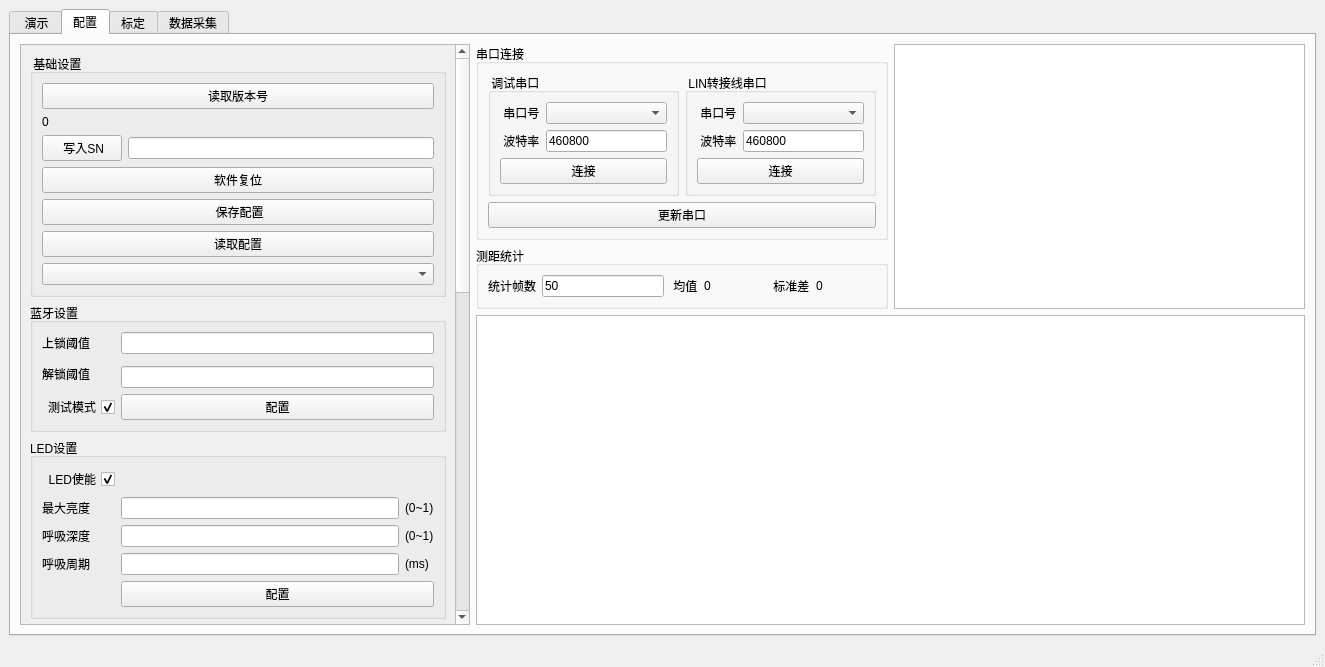
wood1139/trunk_door_demo, file mainwindow.ui: the form before one commit.
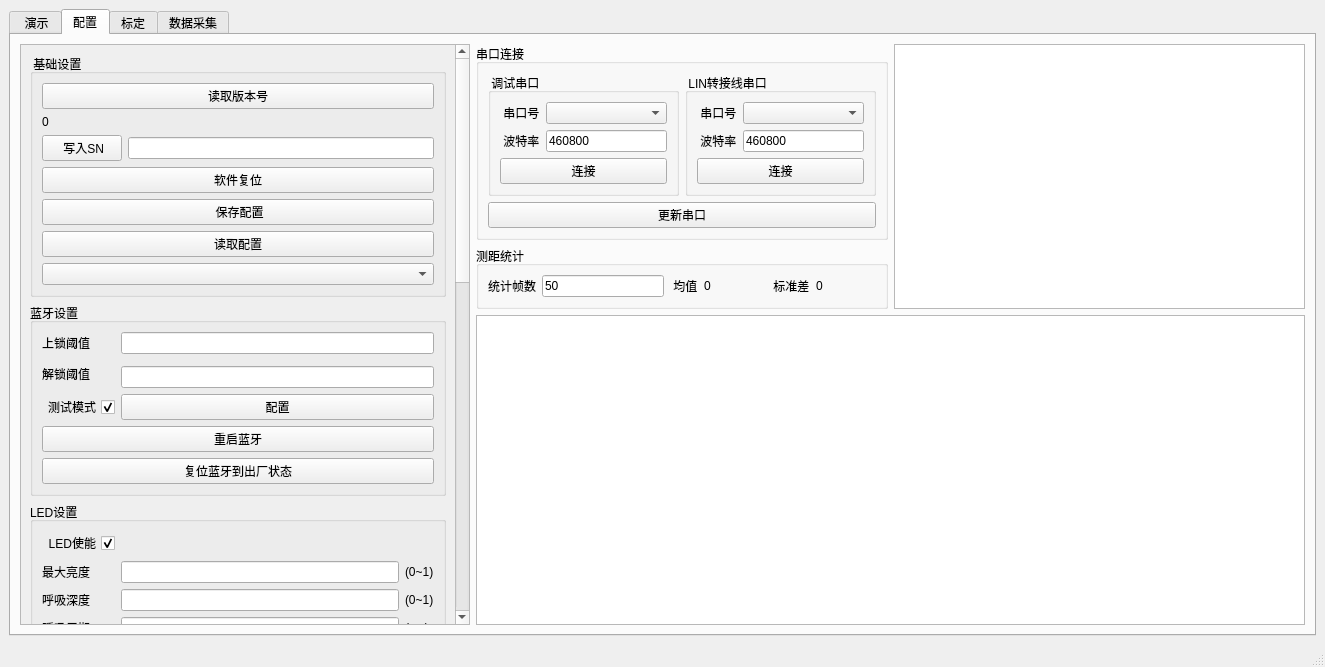
The form after the commit. Custom widgets are drawn as their Qt base class.

```diff
--- a/mainwindow.ui
+++ b/mainwindow.ui
@@ -11,7 +11,7 @@
    </rect>
   </property>
   <property name="windowTitle">
-   <string>TOF调测工具V2.2.0</string>
+   <string>TOF调测工具V2.2.1</string>
   </property>
   <widget class="QWidget" name="centralwidget">
    <layout class="QVBoxLayout" name="verticalLayout_3">
@@ -56,8 +56,8 @@
             <rect>
              <x>0</x>
              <y>0</y>
-             <width>499</width>
-             <height>1334</height>
+             <width>413</width>
+             <height>1256</height>
             </rect>
            </property>
            <layout class="QVBoxLayout" name="verticalLayout">
@@ -145,6 +145,13 @@
                  </property>
                 </widget>
                </item>
+               <item row="3" column="1">
+                <widget class="QPushButton" name="pushButton_btRssiSet">
+                 <property name="text">
+                  <string>配置</string>
+                 </property>
+                </widget>
+               </item>
                <item row="2" column="1">
                 <widget class="QLineEdit" name="lineEdit_btUnlockRssi"/>
                </item>
@@ -161,10 +168,17 @@
                  </property>
                 </widget>
                </item>
-               <item row="3" column="1">
-                <widget class="QPushButton" name="pushButton_btRssiSet">
+               <item row="4" column="0" colspan="2">
+                <widget class="QPushButton" name="pushButton_rebootBt">
                  <property name="text">
-                  <string>配置</string>
+                  <string>重启蓝牙</string>
+                 </property>
+                </widget>
+               </item>
+               <item row="5" column="0" colspan="2">
+                <widget class="QPushButton" name="pushButton_factoryResetBt">
+                 <property name="text">
+                  <string>复位蓝牙到出厂状态</string>
                  </property>
                 </widget>
                </item>
@@ -1038,7 +1052,7 @@
      <x>0</x>
      <y>0</y>
      <width>1325</width>
-     <height>26</height>
+     <height>23</height>
     </rect>
    </property>
   </widget>
```
